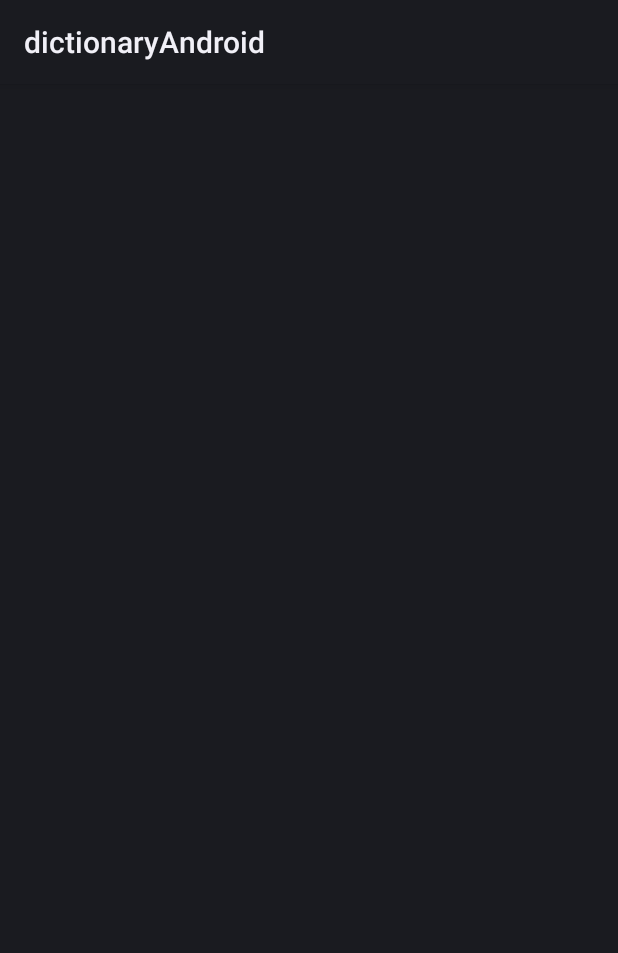
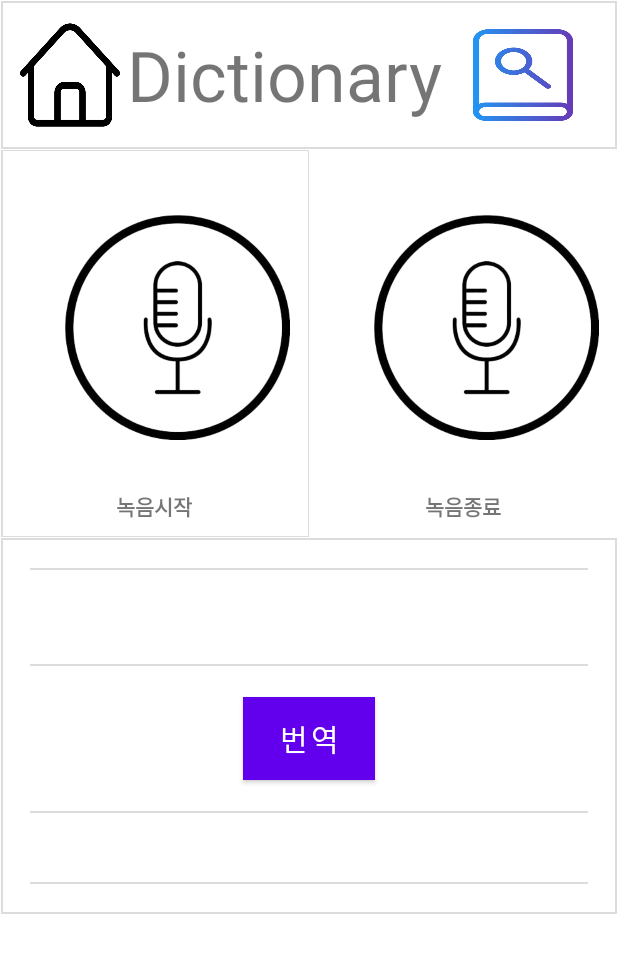
Before and after one commit to tjdwns4537/DictionaryAndroid, an Android app: the screen it shows after launch (MainActivity), on a phone screen of 412 x 824 dp. Shown: the top 953 px of the screen. Run offline under Robolectric (Android 15) with nearby library versions, the light colour scheme and no system bars.

Commit message:
feat: 녹음 메인화면 레이아웃 구성

```diff
--- a/app/src/main/AndroidManifest.xml
+++ b/app/src/main/AndroidManifest.xml
@@ -10,7 +10,7 @@
         android:label="@string/app_name"
         android:roundIcon="@mipmap/ic_launcher_round"
         android:supportsRtl="true"
-        android:theme="@style/Theme.DictionaryAndroid"
+        android:theme="@style/Theme.Dictionary"
         tools:targetApi="31">
         <activity
             android:name=".MainActivity"
--- /dev/null
+++ b/app/src/main/res/drawable/border_right.xml
@@ -0,0 +1,17 @@
+<?xml version="1.0" encoding="utf-8"?>
+<layer-list xmlns:android="http://schemas.android.com/apk/res/android" >
+
+    <item
+        android:bottom="-1dp"
+        android:left="1dp"
+        android:right="-1dp"
+        android:top="-1dp">
+        <shape android:shape="rectangle" >
+            <stroke
+                android:width="1dp"
+                android:color="#dcdcdc" />
+
+        </shape>
+    </item>
+
+</layer-list>
--- a/app/src/main/res/layout/activity_main.xml
+++ b/app/src/main/res/layout/activity_main.xml
@@ -12,10 +12,12 @@
         android:layout_width="match_parent"
         android:layout_height="150px"
         android:orientation="horizontal"
+        android:padding="20px"
+        android:background="@drawable/border"
         >
 
         <ImageButton
-            android:layout_width="150px"
+            android:layout_width="100px"
             android:layout_height="wrap_content"
             android:background="@drawable/home"
             android:layout_gravity="top|left"/>
@@ -49,11 +51,64 @@
             android:orientation="vertical"
             android:gravity="center|top">
 
-            <ImageButton
-                android:layout_width="150px"
-                android:layout_height="150px"
-                android:layout_margin="50px"
-                android:background="@drawable/record"/>
+            <LinearLayout
+                android:layout_width="match_parent"
+                android:layout_height="wrap_content" >
+
+                <LinearLayout
+                    android:layout_width="0dp"
+                    android:layout_height="wrap_content"
+                    android:layout_weight="1"
+                    android:orientation="vertical"
+                    android:padding="10dp"
+                    android:background="@drawable/border_right"
+                    >
+
+                    <ImageButton
+                        android:layout_width="150dp"
+                        android:layout_height="150dp"
+                        android:layout_weight="1"
+                        android:layout_margin="50px"
+                        android:background="@drawable/record"/>
+
+                    <TextView
+                        android:layout_width="wrap_content"
+                        android:layout_height="wrap_content"
+                        android:text="녹음시작"
+                        android:layout_gravity="center"
+                        android:textStyle="bold"
+                        />
+
+                </LinearLayout>
+
+                <LinearLayout
+                    android:layout_width="0dp"
+                    android:layout_height="wrap_content"
+                    android:layout_weight="1"
+                    android:orientation="vertical"
+                    android:padding="10dp"
+                    >
+
+                    <ImageButton
+                        android:layout_width="150dp"
+                        android:layout_height="150dp"
+                        android:layout_weight="1"
+                        android:layout_margin="50px"
+                        android:background="@drawable/record"/>
+
+                    <TextView
+                        android:layout_width="wrap_content"
+                        android:layout_height="wrap_content"
+                        android:text="녹음종료"
+                        android:layout_gravity="center"
+                        android:textStyle="bold"
+                        />
+
+                </LinearLayout>
+
+            </LinearLayout>
+
+
 
             <LinearLayout
                 android:layout_width="match_parent"
@@ -68,7 +123,7 @@
                     android:layout_width="800px"
                     android:layout_height="100px"
                     android:hint="입력창"
-                    android:textSize="15px"
+                    android:textSize="15dp"
                     android:textColorHint="#D9D9D9"
                     android:background="@drawable/border"
                     android:padding="20px"
@@ -78,8 +133,8 @@
                     android:layout_width="wrap_content"
                     android:layout_height="wrap_content"
                     android:text="번역"
-                    android:textSize="20px"
-                    android:padding="20px"
+                    android:textSize="30px"
+                    android:padding="10px"
                     android:background="#514FA0"
                     android:textColor="@color/white"
                     android:layout_margin="30px"
@@ -91,7 +146,7 @@
                     android:background="@drawable/border"
                     android:hint="번역 결과"
                     android:padding="20px"
-                    android:textSize="20px"
+                    android:textSize="15dp"
                     android:textColorHint="#D9D9D9"/>
 
             </LinearLayout>
--- a/app/src/main/res/values/themes.xml
+++ b/app/src/main/res/values/themes.xml
@@ -1,6 +1,6 @@
 <resources xmlns:tools="http://schemas.android.com/tools">
     <!-- Base application theme. -->
-    <style name="Theme.TitleBar" parent="Theme.MaterialComponents.Light.NoActionBar">
+    <style name="Theme.Dictionary" parent="Theme.MaterialComponents.Light.NoActionBar">
         <!-- Primary brand color. -->
         <item name="colorPrimary">@color/purple_500</item>
         <item name="colorPrimaryVariant">@color/purple_700</item>
```
